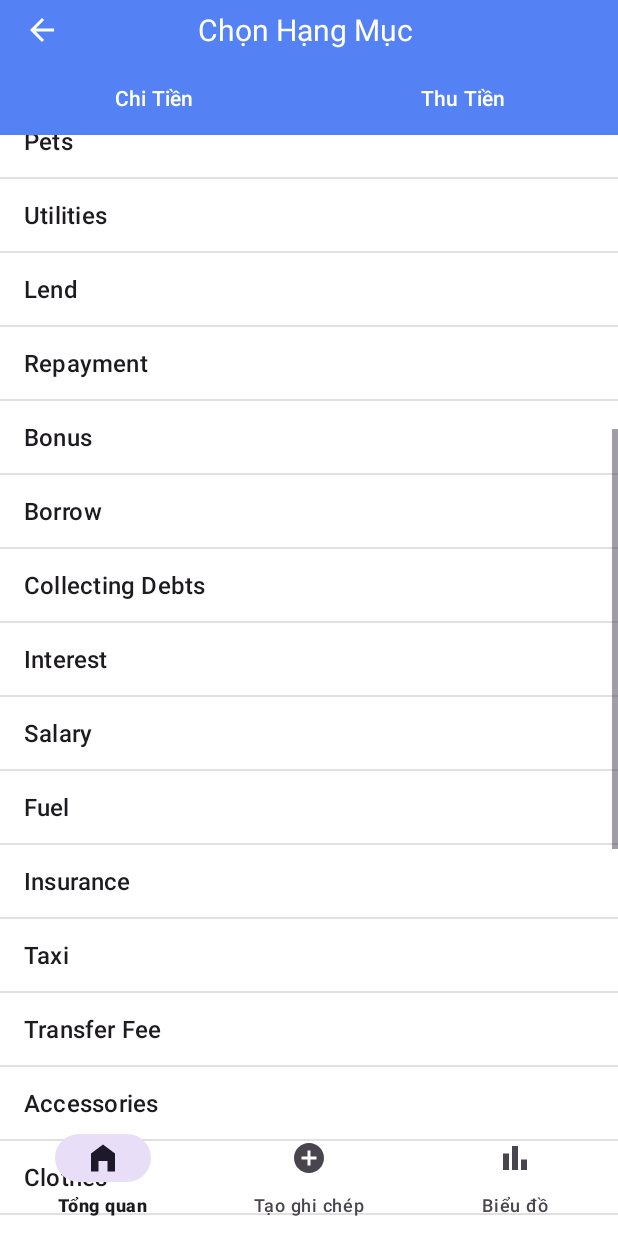
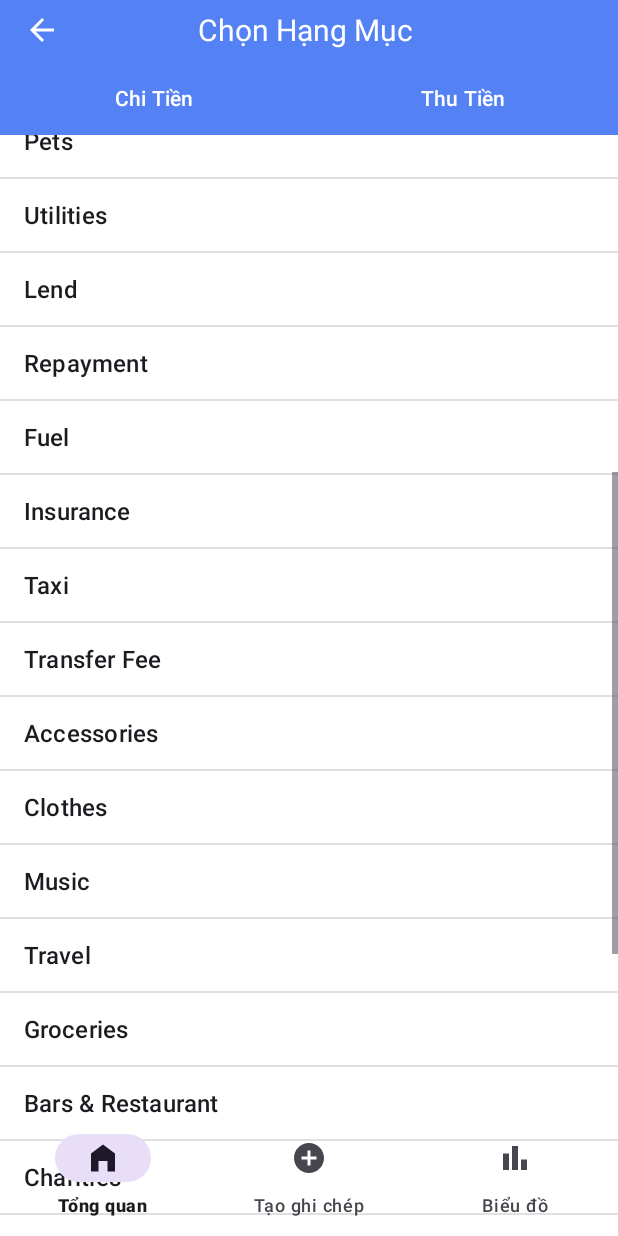
Before and after one commit to 21130453-HuynhBaoHuyenNgoc/NMCNPM_Nhom12_Thu4_Ca2, an Android app: the fragment CategoryFragment placed in its activity, scrolled down 513 dp, on a phone screen of 412 x 824 dp. Run offline under Robolectric (Android 15) with nearby library versions, the phone set to English and light mode, and no system bars.

Commit message:
it's aliveeee

```diff
--- a/app/src/main/java/com/example/myapplication/CategoryFragment.java
+++ b/app/src/main/java/com/example/myapplication/CategoryFragment.java
@@ -5,9 +5,12 @@ import android.util.Log;
 import android.view.LayoutInflater;
 import android.view.View;
 import android.view.ViewGroup;
+import android.widget.AdapterView;
 import android.widget.ArrayAdapter;
+import android.widget.Button;
 import android.widget.ImageButton;
 import android.widget.ListView;
+import android.widget.Toast;
 
 import androidx.annotation.Nullable;
 import androidx.fragment.app.Fragment;
@@ -17,31 +20,93 @@ import com.example.myapplication.model.Category;
 import java.util.List;
 
 public class CategoryFragment extends Fragment {
-    ListView listView;
+    //    ListView listView;
+    ListView expenseListView;
+    ListView incomeListView;
     ImageButton backButton;
+    Button expenseButton;
+    Button incomeButton;
 
-    ArrayAdapter<String> categoryArrayAdapter;
-    List<String> categoryList;
+    ArrayAdapter<Category> expenseArrayAdapter;
+    List<Category> expenseCategory = Category.getExpenseCategory();
+    ArrayAdapter<Category> incomeArrayAdapter;
+    List<Category> incomeCategory = Category.getIncomeCategory();
 
-//    ArrayAdapter<Category> categoryArrayAdapter;
-//    List<Category> categoryList = Category.getCategoryList();
 
     @Override
     public View onCreateView(LayoutInflater inflater, ViewGroup container, Bundle savedInstanceState) {
         View view = inflater.inflate(R.layout.fragment_category, container, false);
 
         backButton = view.findViewById(R.id.back_btn);
-        listView = view.findViewById(R.id.listview);
 
-        categoryList = Category.getCategoryList();
+//      listView = view.findViewById(R.id.listview);
+//      categoryList = Category.getCategoryList();
+//      categoryArrayAdapter = new ArrayAdapter<>(getActivity(), android.R.layout.simple_list_item_1, categoryList);
+//      listView.setAdapter(categoryArrayAdapter);
 
-        categoryArrayAdapter = new ArrayAdapter<>(getActivity(), android.R.layout.simple_list_item_1, categoryList);
-        listView.setAdapter(categoryArrayAdapter);
         backButton.setOnClickListener(v -> getActivity().onBackPressed());
 
-        categoryList = Category.getCategoryList();
-        Log.d("CategoryFragment", "Category List: " + categoryList);
+        expenseButton = view.findViewById(R.id.expense_btn);
+        incomeButton = view.findViewById(R.id.income_btn);
+
+        expenseListView = view.findViewById(R.id.expense_listview);
+        incomeListView = view.findViewById(R.id.income_listview);
+
+        expenseArrayAdapter = new ArrayAdapter<>(getActivity(), android.R.layout.simple_list_item_1, expenseCategory);
+        expenseListView.setAdapter(expenseArrayAdapter);
+
+        incomeArrayAdapter = new ArrayAdapter<>(getActivity(), android.R.layout.simple_list_item_1, incomeCategory);
+        incomeListView.setAdapter(incomeArrayAdapter);
+
+        expenseListView.setOnItemClickListener(new AdapterView.OnItemClickListener() {
+            @Override
+            public void onItemClick(AdapterView<?> parent, View view, int position, long id) {
+                Category selectedCategory = expenseArrayAdapter.getItem(position);
+                handleCategorySelection(selectedCategory);
+            }
+        });
+
+        incomeListView.setOnItemClickListener(new AdapterView.OnItemClickListener() {
+            @Override
+            public void onItemClick(AdapterView<?> parent, View view, int position, long id) {
+                Category selectedCategory = incomeArrayAdapter.getItem(position);
+                handleCategorySelection(selectedCategory);
+            }
+        });
+
+        expenseButton.setOnClickListener(new View.OnClickListener() {
+            @Override
+            public void onClick(View v) {
+                showListView("expense");
+            }
+        });
+
+        incomeButton.setOnClickListener(new View.OnClickListener() {
+            @Override
+            public void onClick(View v) {
+                showListView("income");
+            }
+        });
+
+        // Show the expense list view by default
+        showListView("expense");
+
         return view;
+    }
+
+    private void showListView(String type) {
+        if (type.equals("expense")) {
+            expenseListView.setVisibility(View.VISIBLE);
+            incomeListView.setVisibility(View.GONE);
+        } else if (type.equals("income")) {
+            incomeListView.setVisibility(View.VISIBLE);
+            expenseListView.setVisibility(View.GONE);
+        }
+    }
+
+    private void handleCategorySelection(Category category) {
+        Toast.makeText(getActivity(), "Selected: " + category.getCategoryName(), Toast.LENGTH_SHORT).show();
+
     }
 
     @Override
--- a/app/src/main/java/com/example/myapplication/MainActivity.java
+++ b/app/src/main/java/com/example/myapplication/MainActivity.java
@@ -18,6 +18,8 @@ public class MainActivity extends AppCompatActivity {
     DatabaseHelper dbHelper;
     //tao doi tuong FinancialOverViewFragment
     FinancialOverviewFragment financialOverviewFragment;
+
+    CategoryFragment categoryFragment;
     @Override
     protected void onCreate(Bundle savedInstanceState) {
         super.onCreate(savedInstanceState);
@@ -29,6 +31,8 @@ public class MainActivity extends AppCompatActivity {
         createNoteFragment = new CreateNoteFragment();
         //tao doi tuong barChartFragment
         financialOverviewFragment = new FinancialOverviewFragment();
+        categoryFragment = new CategoryFragment();
+
         bottomNavigationView = findViewById(R.id.bottom_navigation);
         bottomNavigationView.setOnItemSelectedListener(new NavigationBarView.OnItemSelectedListener() {
             @Override
@@ -40,6 +44,9 @@ public class MainActivity extends AppCompatActivity {
                 else if (item.getItemId() == R.id.menu_chart) {
                     getSupportFragmentManager().beginTransaction().replace(R.id.framelayout, financialOverviewFragment).commit();
                 }
+                else if (item.getItemId() == R.id.fragment_category) {
+                    getSupportFragmentManager().beginTransaction().replace(R.id.framelayout, categoryFragment).commit();
+                }
                 return true;
             }
         });
--- a/app/src/main/java/com/example/myapplication/model/Category.java
+++ b/app/src/main/java/com/example/myapplication/model/Category.java
@@ -20,9 +20,30 @@ public class Category {
         this.fatherCategory = fatherCategory;
     }
 
+    public static List<Category> getExpenseCategory() {
+        List<Category> categories = getCategoryList();
+        List<Category> expenseCategory = new ArrayList<>();
+        for (Category cat : categories) {
+            if(cat.getCategoryType().equalsIgnoreCase("Chi")){
+                expenseCategory.add(cat);
+            }
+        }
+        return expenseCategory;
+    }
+
+    public static List<Category> getIncomeCategory() {
+        List<Category> categories = getCategoryList();
+        List<Category> incomeCategories = new ArrayList<>();
+        for (Category cat : categories) {
+            if(cat.getCategoryType().equalsIgnoreCase("Thu")){
+                incomeCategories.add(cat);
+            }
+        }
+        return incomeCategories;
+    }
+
     //tạo 1 bảng chứa các hạng mục
-    public static List<String> getCategoryList() {
-//    public static List<Category> getCategoryList() {
+    public static List<Category> getCategoryList() {
         List<Category> categoryList = new ArrayList<>();
 
         Category cat1 = new Category(1, "Auto & Transport", "", "Chi", null);
@@ -116,17 +137,13 @@ public class Category {
         categoryList.add(cat38);
         categoryList.add(cat39);
 
-//        return categoryList;
-
-        List<String> nameList = new ArrayList<>();
-
-        for (Category cat : categoryList) {
-            nameList.add(cat.getCategoryName());
-        }
-
-        return nameList;
+        return categoryList;
     }
 
+    @Override
+    public String toString() {
+        return categoryName;
+    }
 
     public int getCategoryId() {
         return categoryId;
--- a/app/src/main/res/layout/fragment_category.xml
+++ b/app/src/main/res/layout/fragment_category.xml
@@ -5,18 +5,18 @@
     android:id="@+id/fragment_category"
     android:layout_width="match_parent"
     android:layout_height="match_parent"
+    android:background="@color/gray"
     android:orientation="vertical"
-    android:background="@color/gray"
     tools:context=".CategoryFragment">
 
     <LinearLayout
         android:layout_width="match_parent"
         android:layout_height="40dp"
+        android:background="@color/blue"
+        android:gravity="center_vertical"
         android:orientation="horizontal"
-        android:background="@color/blue"
         android:paddingStart="8dp"
-        android:paddingEnd="8dp"
-        android:gravity="center_vertical">
+        android:paddingEnd="8dp">
 
         <ImageButton
             android:id="@+id/back_btn"
@@ -39,30 +39,36 @@
     <LinearLayout
         android:layout_width="match_parent"
         android:layout_height="50dp"
-        android:orientation="horizontal"
-        android:background="@color/blue">
+        android:background="@color/blue"
+        android:orientation="horizontal">
 
         <Button
-            android:id="@+id/expense"
+            android:id="@+id/expense_btn"
             android:layout_width="0dp"
             android:layout_height="match_parent"
-            android:text="Chi Tiền"
             android:layout_weight="1"
             android:backgroundTint="@color/blue"
-            android:textColor="@color/white"/>
+            android:text="Chi Tiền"
+            android:textColor="@color/white" />
 
         <Button
-            android:id="@+id/income"
+            android:id="@+id/income_btn"
             android:layout_width="0dp"
             android:layout_height="match_parent"
-            android:text="Thu Tiền"
             android:layout_weight="1"
             android:backgroundTint="@color/blue"
-            android:textColor="@color/white"/>
+            android:text="Thu Tiền"
+            android:textColor="@color/white" />
     </LinearLayout>
 
     <ListView
-        android:id="@+id/listview"
+        android:id="@+id/expense_listview"
+        android:layout_width="match_parent"
+        android:layout_height="wrap_content"
+        android:background="@color/white"></ListView>
+
+    <ListView
+        android:id="@+id/income_listview"
         android:layout_width="match_parent"
         android:layout_height="wrap_content"
         android:background="@color/white"></ListView>
```
